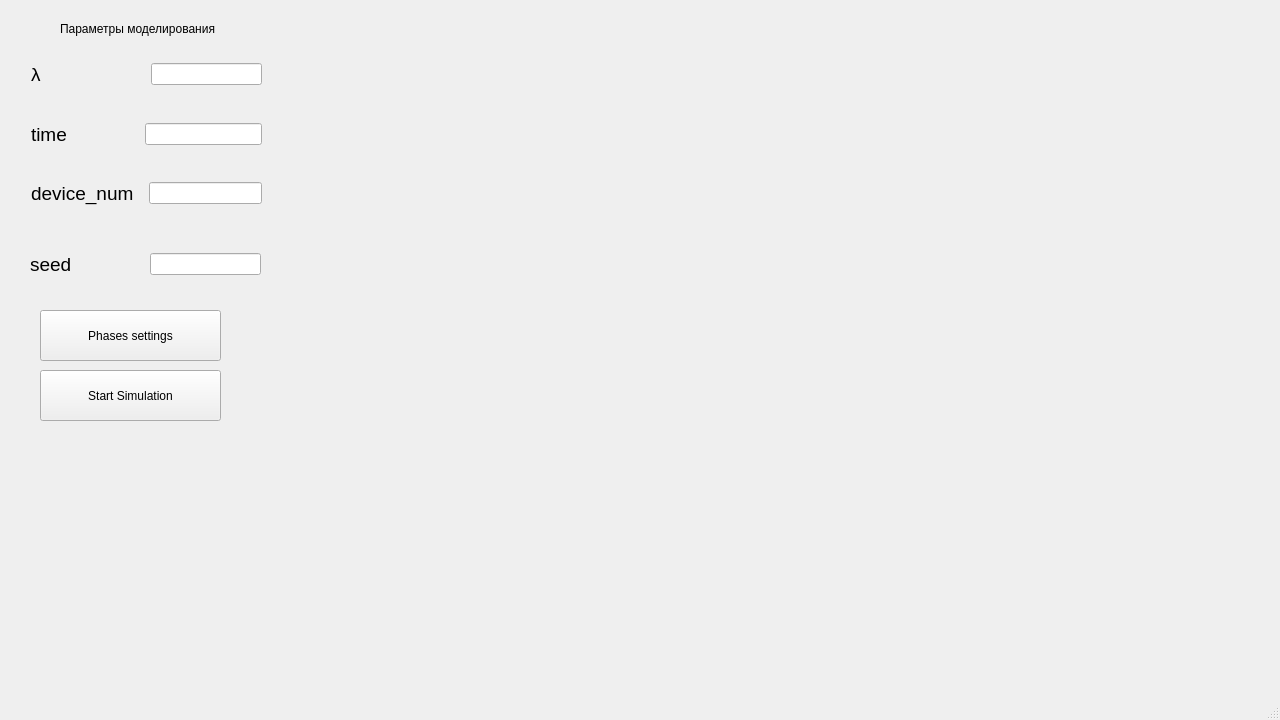
First picture: the form in mainwindow.ui, repository Nobahu/Coursework, before the edit.
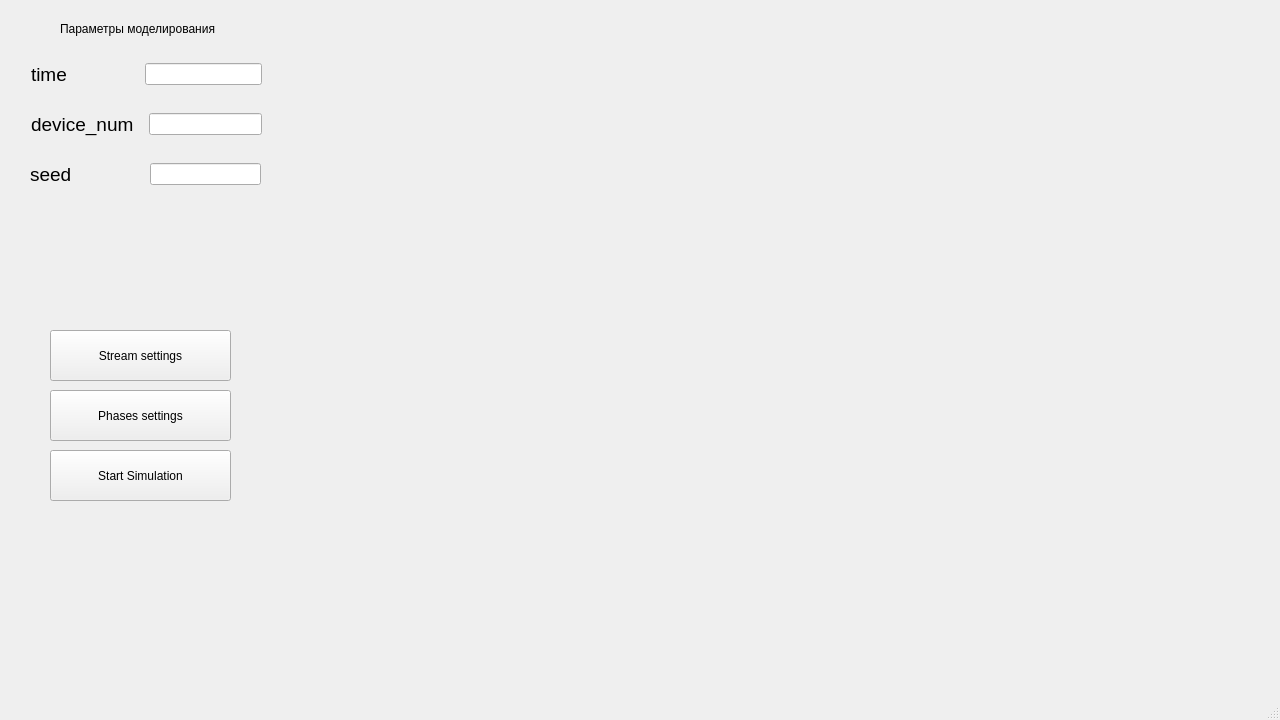
Second picture: the form after the edit.

Diff of the .ui file:
```diff
--- a/mainwindow.ui
+++ b/mainwindow.ui
@@ -32,8 +32,8 @@
    <widget class="QPushButton" name="Start_pushButton">
     <property name="geometry">
      <rect>
-      <x>40</x>
-      <y>370</y>
+      <x>50</x>
+      <y>450</y>
       <width>181</width>
       <height>51</height>
      </rect>
@@ -73,36 +73,6 @@
        <height>28</height>
       </rect>
      </property>
-     <layout class="QHBoxLayout" name="horizontalLayout">
-      <property name="spacing">
-       <number>110</number>
-      </property>
-      <item>
-       <widget class="QLabel" name="label_4">
-        <property name="font">
-         <font>
-          <pointsize>14</pointsize>
-         </font>
-        </property>
-        <property name="text">
-         <string>λ</string>
-        </property>
-       </widget>
-      </item>
-      <item>
-       <widget class="QLineEdit" name="lineEdit"/>
-      </item>
-     </layout>
-    </widget>
-    <widget class="QWidget" name="layoutWidget">
-     <property name="geometry">
-      <rect>
-       <x>21</x>
-       <y>110</y>
-       <width>231</width>
-       <height>28</height>
-      </rect>
-     </property>
      <layout class="QHBoxLayout" name="horizontalLayout_2">
       <property name="spacing">
        <number>78</number>
@@ -128,7 +98,7 @@
      <property name="geometry">
       <rect>
        <x>21</x>
-       <y>169</y>
+       <y>100</y>
        <width>231</width>
        <height>28</height>
       </rect>
@@ -154,11 +124,11 @@
       </item>
      </layout>
     </widget>
-    <widget class="QWidget" name="">
+    <widget class="QWidget" name="layoutWidget">
      <property name="geometry">
       <rect>
        <x>20</x>
-       <y>240</y>
+       <y>150</y>
        <width>231</width>
        <height>28</height>
       </rect>
@@ -188,8 +158,8 @@
    <widget class="QPushButton" name="PSettings_pushButton">
     <property name="geometry">
      <rect>
-      <x>40</x>
-      <y>310</y>
+      <x>50</x>
+      <y>390</y>
       <width>181</width>
       <height>51</height>
      </rect>
@@ -204,12 +174,37 @@
       <x>280</x>
       <y>40</y>
       <width>300</width>
-      <height>601</height>
+      <height>411</height>
      </rect>
     </property>
     <widget class="QWidget" name="page"/>
     <widget class="QWidget" name="page_2"/>
    </widget>
+   <widget class="QStackedWidget" name="StreamStackedWidget">
+    <property name="geometry">
+     <rect>
+      <x>280</x>
+      <y>460</y>
+      <width>301</width>
+      <height>201</height>
+     </rect>
+    </property>
+    <widget class="QWidget" name="page_3"/>
+    <widget class="QWidget" name="page_4"/>
+   </widget>
+   <widget class="QPushButton" name="SSettings_pushButton">
+    <property name="geometry">
+     <rect>
+      <x>50</x>
+      <y>330</y>
+      <width>181</width>
+      <height>51</height>
+     </rect>
+    </property>
+    <property name="text">
+     <string>Stream settings</string>
+    </property>
+   </widget>
   </widget>
   <widget class="QMenuBar" name="menubar">
    <property name="geometry">
```
